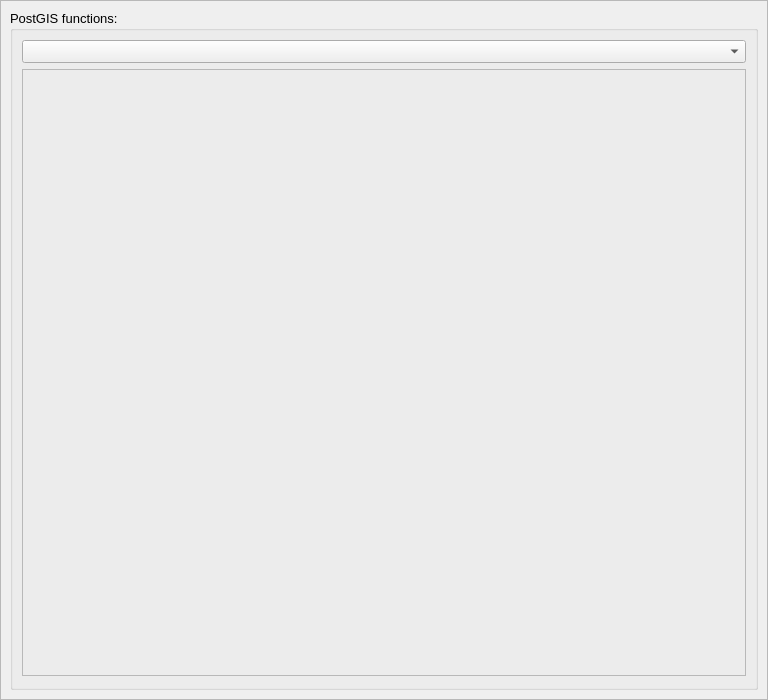
Qt form CustomQueryBuilder/UI/postgishelpdialog.ui (eryk918/postgis_toolbox) before a commit.
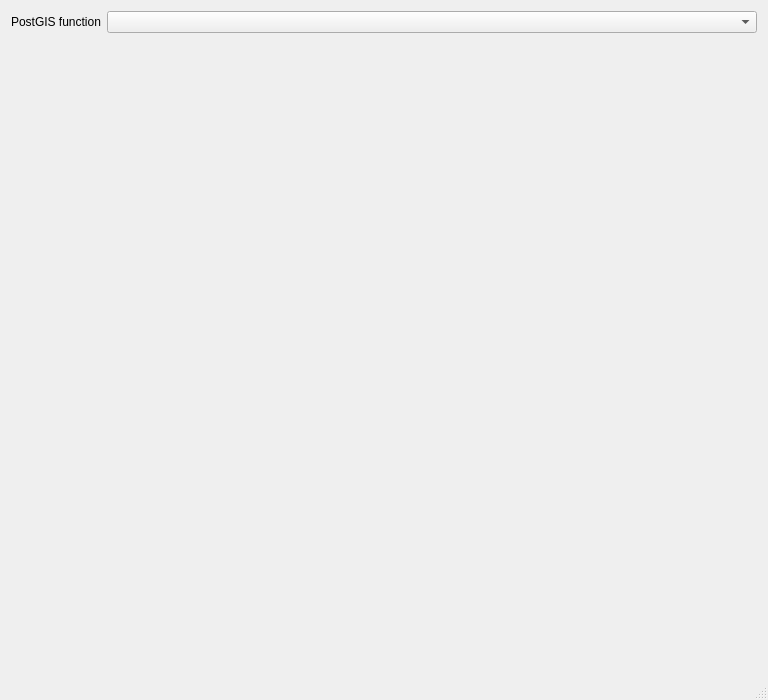
The same form after that commit. Icons and pictures are not drawn.

Commit message: Big refactor for QGIS 3.44: provider connections, processing algs on a common base, 8 new algs, query editor on QGIS DB Manager, table registry with bg ops, health check, styles, comments, DDL, copy to other db, schema privileges, projects and sessions dialogs, sql log tool, faster raster import with compression and batching, layer groups for rasters, removed styles - native Qt dialogs, removed custom QGIS connection dialog, new svg icons, readme update, min QGIS 3.22

Diff of the .ui file:
```diff
--- a/CustomQueryBuilder/UI/postgishelpdialog.ui
+++ b/CustomQueryBuilder/UI/postgishelpdialog.ui
@@ -2,12 +2,6 @@
 <ui version="4.0">
  <class>search_dialog</class>
  <widget class="QDialog" name="search_dialog">
-  <property name="windowModality">
-   <enum>Qt::WindowModal</enum>
-  </property>
-  <property name="enabled">
-   <bool>true</bool>
-  </property>
   <property name="geometry">
    <rect>
     <x>0</x>
@@ -16,146 +10,55 @@
     <height>700</height>
    </rect>
   </property>
-  <property name="sizePolicy">
-   <sizepolicy hsizetype="Expanding" vsizetype="Expanding">
-    <horstretch>0</horstretch>
-    <verstretch>0</verstretch>
-   </sizepolicy>
-  </property>
-  <property name="minimumSize">
-   <size>
-    <width>768</width>
-    <height>700</height>
-   </size>
-  </property>
-  <property name="font">
-   <font>
-    <family>Segoe UI</family>
-    <pointsize>10</pointsize>
-    <weight>50</weight>
-    <italic>false</italic>
-    <bold>false</bold>
-   </font>
-  </property>
-  <property name="contextMenuPolicy">
-   <enum>Qt::NoContextMenu</enum>
-  </property>
   <property name="windowTitle">
    <string>PostGIS Toolbox - Spatial functions help</string>
   </property>
-  <property name="windowIcon">
-   <iconset>
-    <normaloff>../../../../../../../../../../../images/icon.png</normaloff>../../../../../../../../../../../images/icon.png</iconset>
-  </property>
-  <property name="styleSheet">
-   <string notr="true"/>
-  </property>
   <property name="sizeGripEnabled">
-   <bool>false</bool>
-  </property>
-  <property name="modal">
    <bool>true</bool>
   </property>
-  <layout class="QGridLayout" name="gridLayout">
-   <property name="leftMargin">
-    <number>0</number>
-   </property>
-   <property name="topMargin">
-    <number>0</number>
-   </property>
-   <property name="rightMargin">
-    <number>0</number>
-   </property>
-   <property name="bottomMargin">
-    <number>0</number>
-   </property>
-   <property name="spacing">
-    <number>0</number>
-   </property>
-   <item row="0" column="0" colspan="2">
-    <widget class="QFrame" name="frame_2">
-     <property name="frameShape">
-      <enum>QFrame::StyledPanel</enum>
+  <layout class="QVBoxLayout" name="verticalLayout">
+   <item>
+    <layout class="QHBoxLayout" name="function_layout">
+     <item>
+      <widget class="QLabel" name="function_label">
+       <property name="text">
+        <string>PostGIS function</string>
+       </property>
+      </widget>
+     </item>
+     <item>
+      <widget class="QComboBox" name="function_cbbx">
+       <property name="sizePolicy">
+        <sizepolicy hsizetype="Expanding" vsizetype="Fixed">
+         <horstretch>1</horstretch>
+         <verstretch>0</verstretch>
+        </sizepolicy>
+       </property>
+      </widget>
+     </item>
+    </layout>
+   </item>
+   <item>
+    <widget class="QWidget" name="frame_web" native="true">
+     <property name="sizePolicy">
+      <sizepolicy hsizetype="Expanding" vsizetype="Expanding">
+       <horstretch>0</horstretch>
+       <verstretch>1</verstretch>
+      </sizepolicy>
      </property>
-     <property name="frameShadow">
-      <enum>QFrame::Raised</enum>
-     </property>
-     <layout class="QGridLayout" name="gridLayout_2">
-      <item row="0" column="0" rowspan="2">
-       <widget class="QGroupBox" name="groupBox_2">
-        <property name="sizePolicy">
-         <sizepolicy hsizetype="Preferred" vsizetype="Preferred">
-          <horstretch>0</horstretch>
-          <verstretch>0</verstretch>
-         </sizepolicy>
-        </property>
-        <property name="title">
-         <string>PostGIS functions:</string>
-        </property>
-        <layout class="QVBoxLayout" name="verticalLayout_2">
-         <item>
-          <widget class="QFrame" name="frame">
-           <property name="frameShape">
-            <enum>QFrame::NoFrame</enum>
-           </property>
-           <property name="frameShadow">
-            <enum>QFrame::Raised</enum>
-           </property>
-           <layout class="QGridLayout" name="gridLayout_5">
-            <property name="leftMargin">
-             <number>0</number>
-            </property>
-            <property name="topMargin">
-             <number>0</number>
-            </property>
-            <property name="rightMargin">
-             <number>0</number>
-            </property>
-            <property name="bottomMargin">
-             <number>2</number>
-            </property>
-            <item row="1" column="0" colspan="2">
-             <widget class="QFrame" name="frame_web">
-              <property name="font">
-               <font>
-                <family>Segoe UI</family>
-                <pointsize>10</pointsize>
-                <weight>50</weight>
-                <italic>false</italic>
-                <bold>false</bold>
-               </font>
-              </property>
-              <property name="frameShape">
-               <enum>QFrame::StyledPanel</enum>
-              </property>
-              <property name="frameShadow">
-               <enum>QFrame::Raised</enum>
-              </property>
-              <layout class="QGridLayout" name="gridLayout_3">
-               <property name="leftMargin">
-                <number>0</number>
-               </property>
-               <property name="topMargin">
-                <number>0</number>
-               </property>
-               <property name="rightMargin">
-                <number>0</number>
-               </property>
-               <property name="bottomMargin">
-                <number>0</number>
-               </property>
-              </layout>
-             </widget>
-            </item>
-            <item row="0" column="0" colspan="2">
-             <widget class="QComboBox" name="function_cbbx"/>
-            </item>
-           </layout>
-          </widget>
-         </item>
-        </layout>
-       </widget>
-      </item>
+     <layout class="QVBoxLayout" name="web_layout">
+      <property name="leftMargin">
+       <number>0</number>
+      </property>
+      <property name="topMargin">
+       <number>0</number>
+      </property>
+      <property name="rightMargin">
+       <number>0</number>
+      </property>
+      <property name="bottomMargin">
+       <number>0</number>
+      </property>
      </layout>
     </widget>
    </item>
```
The commit also changes 97 other files.
